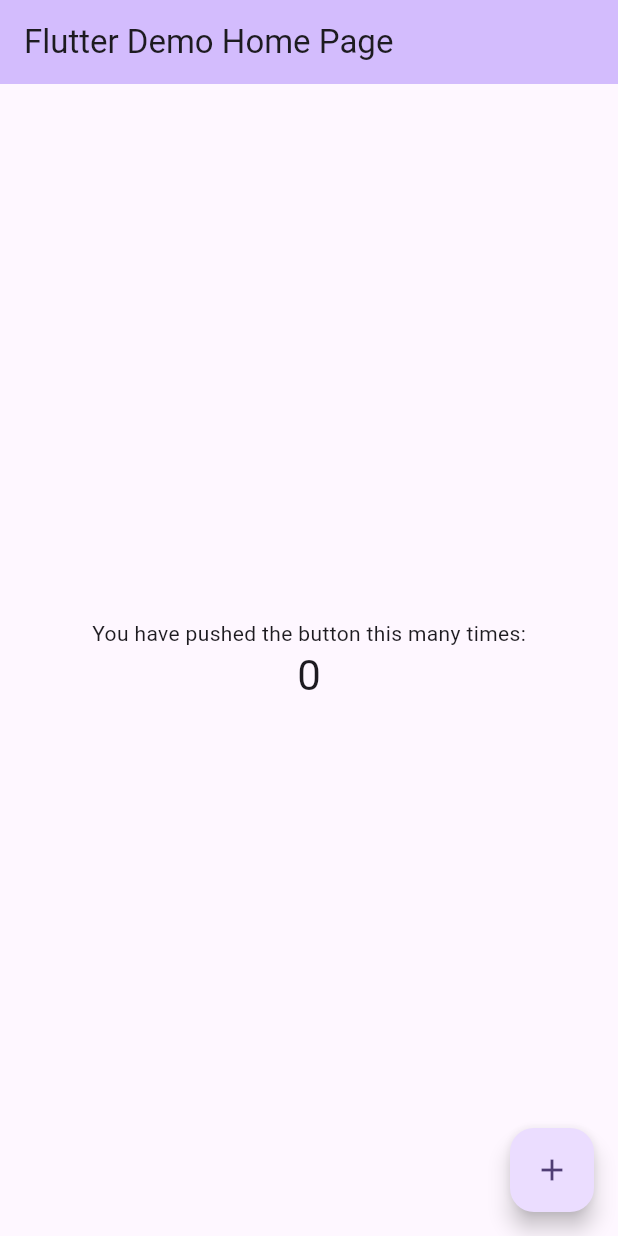
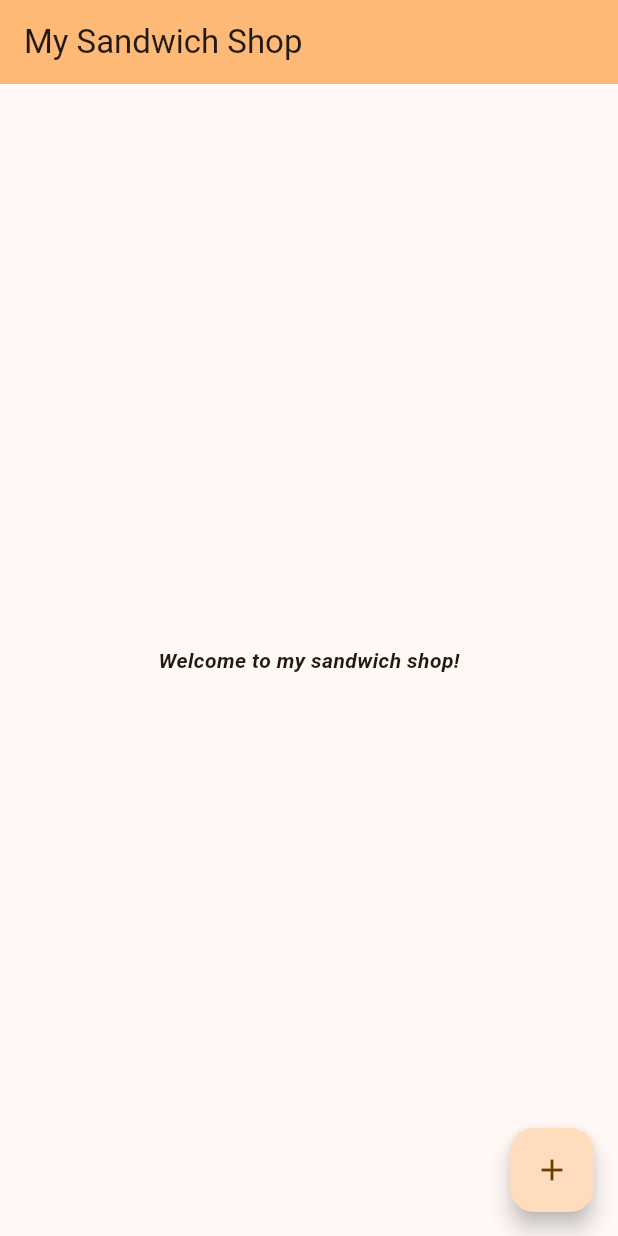
Before and after one commit to AbigailHinchliffe/sandwich, a Flutter app: the screen it shows after launch, on a phone screen of 412 x 824 dp. Run offline on Flutter 3.47's test engine with Material 3 defaults, Android fonts, the light colour scheme and no system bars.

Commit message:
Completed Exercise

```diff
--- a/lib/main.dart
+++ b/lib/main.dart
@@ -11,7 +11,7 @@
   @override
   Widget build(BuildContext context) {
     return MaterialApp(
-      title: 'Flutter Demo',
+      title: 'Sandwich Shop App',
       theme: ThemeData(
         // This is the theme of your application.
         //
@@ -28,9 +28,9 @@
         //
         // This works for code too, not just values: Most code changes can be
         // tested with just a hot reload.
-        colorScheme: ColorScheme.fromSeed(seedColor: Colors.deepPurple),
+        colorScheme: ColorScheme.fromSeed(seedColor: Colors.orange),
       ),
-      home: const MyHomePage(title: 'Flutter Demo Home Page'),
+      home: const MyHomePage(title: 'My Sandwich Shop'),
     );
   }
 }
@@ -54,8 +54,6 @@
 }
 
 class _MyHomePageState extends State<MyHomePage> {
-  int _counter = 0;
-
   void _incrementCounter() {
     setState(() {
       // This call to setState tells the Flutter framework that something has
@@ -63,7 +61,7 @@
       // so that the display can reflect the updated values. If we changed
       // _counter without calling setState(), then the build method would not be
       // called again, and so nothing would appear to happen.
-      _counter++;
+      //_counter++;
     });
   }
 
@@ -104,10 +102,12 @@
           // wireframe for each widget.
           mainAxisAlignment: MainAxisAlignment.center,
           children: <Widget>[
-            const Text('You have pushed the button this many times:'),
-            Text(
-              '$_counter',
-              style: Theme.of(context).textTheme.headlineMedium,
+            const Text(
+              'Welcome to my sandwich shop!',
+              style: TextStyle(
+                fontWeight: FontWeight.bold,
+                fontStyle: FontStyle.italic,
+              ),
             ),
           ],
         ),
```
